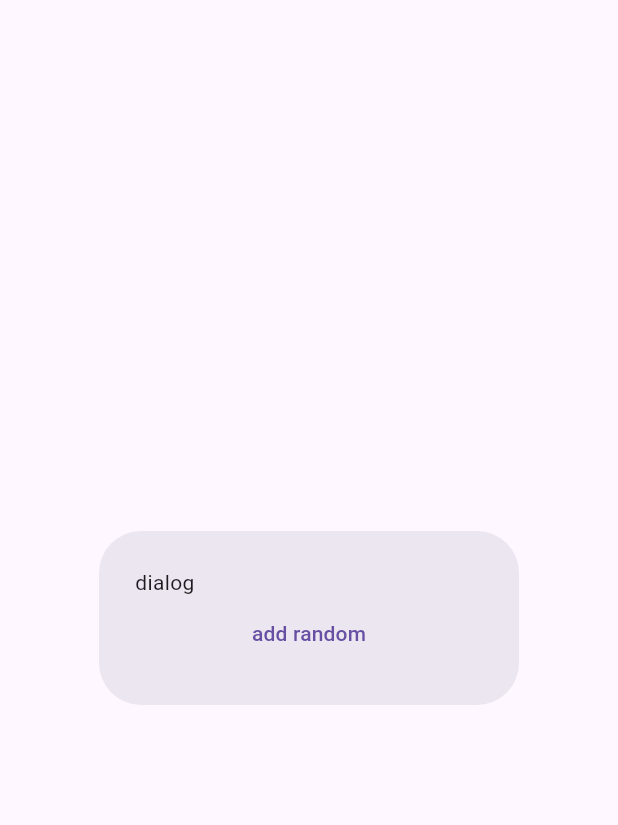
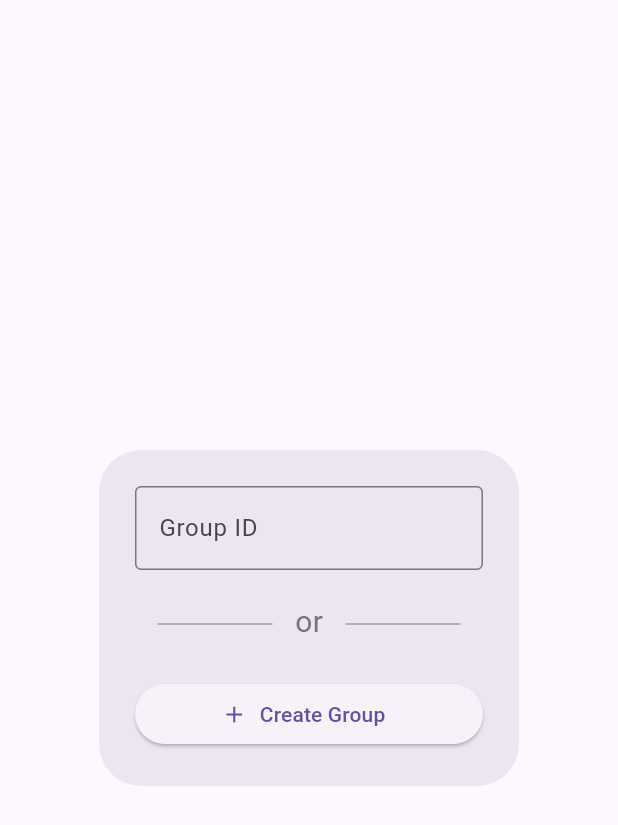
Before and after one commit to split-eth/split-eth-flutter, a Flutter app: the AddGroupView widget shown alone on an empty page, opened directly, on a phone screen of 412 x 824 dp. Shown: the top 825 px of the screen. Run offline on Flutter 3.47's test engine with Material 3 defaults, Android fonts, the phone set to English and light mode, and no system bars; our stand-ins replace equatable, flutter_slidable, get_it, go_router, shared_preferences; accounts and stored records are empty.

Commit message:
Add group dialog

```diff
--- /dev/null
+++ b/lib/atoms/labeled_divider.dart
@@ -0,0 +1,47 @@
+import 'package:flutter/material.dart';
+
+class LabeledDivider extends StatelessWidget {
+  LabeledDivider({
+    super.key,
+    required this.label,
+  });
+
+  final String label;
+
+  final double _outerIndent = 15;
+  final double _innerIndent = 15;
+  final Color _dividerColor = Colors.grey;
+  final Color _textColor = Colors.grey.shade600;
+
+  @override
+  Widget build(BuildContext context) {
+    return Row(
+      children: [
+        Expanded(
+          child: Divider(
+            indent: _outerIndent,
+            endIndent: _innerIndent,
+            color: _dividerColor,
+          ),
+        ),
+        Padding(
+          padding: const EdgeInsets.only(bottom: 3),
+          child: Text(
+            label,
+            style: TextStyle(
+              fontSize: 20,
+              color: _textColor,
+            ),
+          ),
+        ),
+        Expanded(
+          child: Divider(
+            indent: _innerIndent,
+            endIndent: _outerIndent,
+            color: _dividerColor,
+          ),
+        ),
+      ],
+    );
+  }
+}
--- a/lib/features/group_list/features/add_group/view.dart
+++ b/lib/features/group_list/features/add_group/view.dart
@@ -1,8 +1,10 @@
 import 'dart:math';
 
 import 'package:flutter/material.dart';
+import 'package:go_router/go_router.dart';
 import 'package:provider/provider.dart';
 import 'package:split_eth_flutter/features/group_list/controller.dart';
+import 'package:split_eth_flutter/atoms/labeled_divider.dart';
 
 import '../../../../models/group.dart';
 
@@ -14,15 +16,27 @@ class AddGroupView extends StatelessWidget {
     return SimpleDialog(
       contentPadding: const EdgeInsets.all(24),
       children: [
-        const Text('dialog'),
-        TextButton(
-            onPressed: () {
-              final String id = List.generate(6, (_) => Random().nextInt(10)).join();
-              final Group group = Group(id: id);
-              context.read<GroupListController>().addGroup(group);
-            },
-            child: const Text('add random'))
+        const TextField(
+          // TODO style + handle input
+          decoration: InputDecoration(labelText: 'Group ID', border: OutlineInputBorder()),
+        ),
+        Padding(
+          padding: const EdgeInsets.symmetric(vertical: 20),
+          child: LabeledDivider(label: 'or'),
+        ),
+        ElevatedButton.icon(
+          onPressed: () => _createGroup(context),
+          icon: const Icon(Icons.add),
+          label: const Text('Create Group'),
+        ),
       ],
     );
   }
+
+  static void _createGroup(BuildContext context) {
+    final String id = List.generate(6, (_) => Random().nextInt(10)).join();
+    final Group group = Group(id: id);
+    context.read<GroupListController>().addGroup(group);
+    context.go('/groups/$id'); // TODO go to share page?
+  }
 }
```
